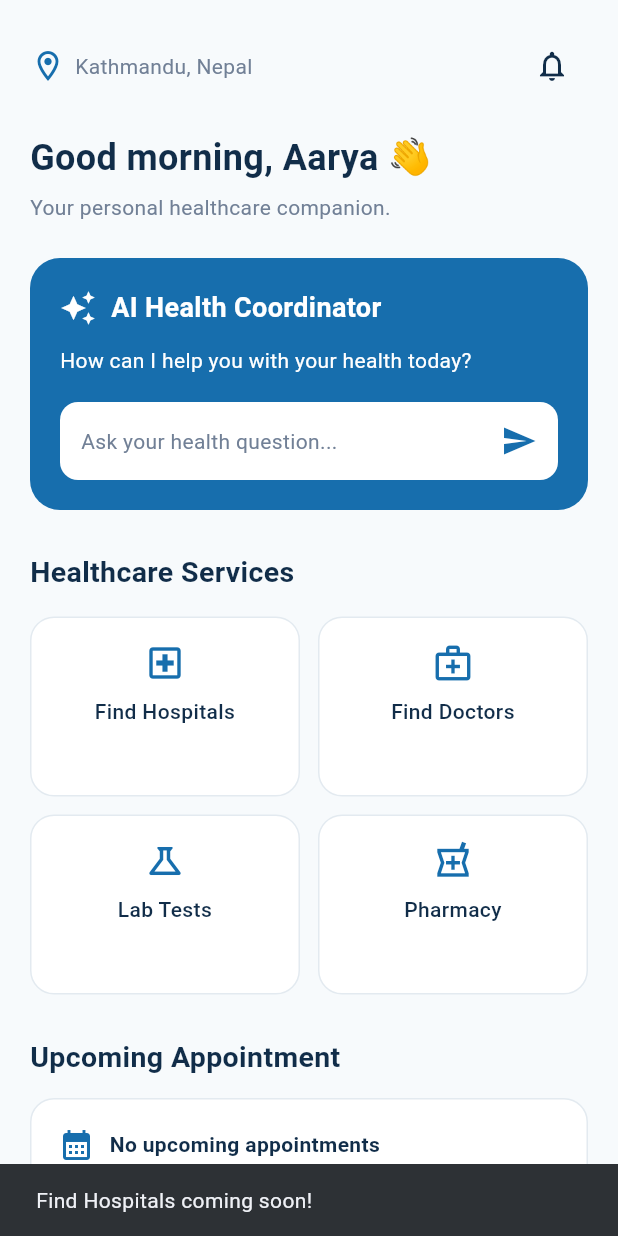
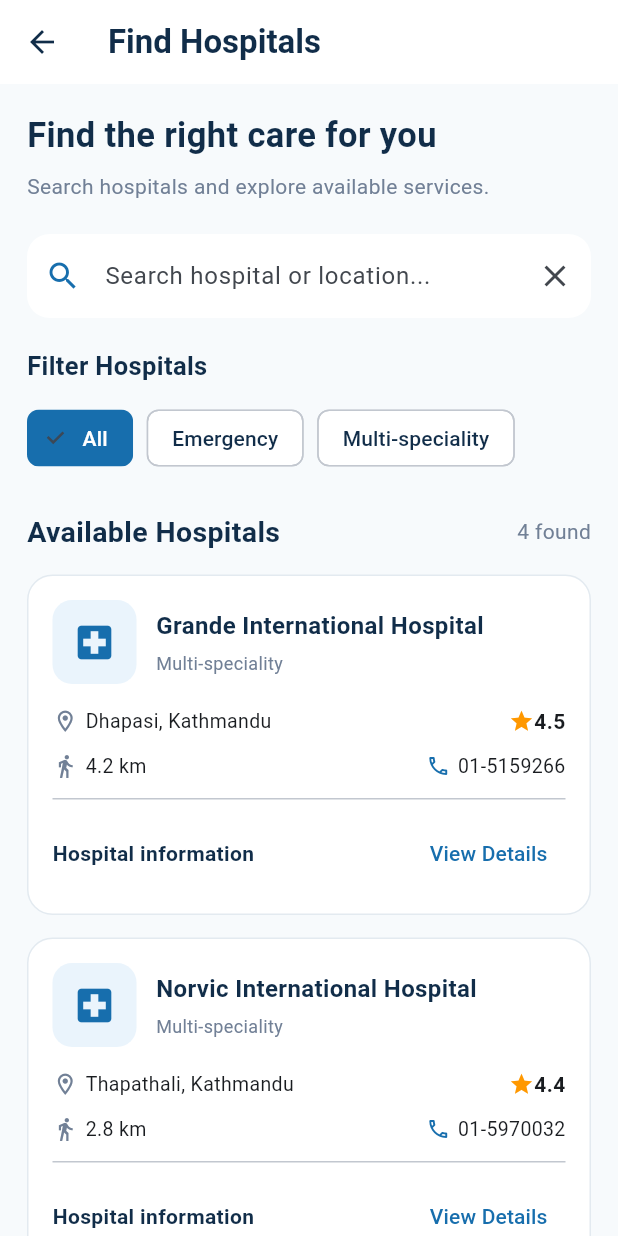
Before and after one commit to anash6162-del/Ai-Health-Navigator, a Flutter app: the HomeContent screen opened directly with empty values, after a tap on "Find Hospitals", on a phone screen of 412 x 824 dp. Run offline on Flutter 3.47's test engine with Material 3 defaults, Android fonts, the phone set to English and light mode, and no system bars.

Commit message:
Added Find Hospitals frontend interface

```diff
--- a/lib/features/home/screens/home_screen.dart
+++ b/lib/features/home/screens/home_screen.dart
@@ -6,6 +6,7 @@ import '../../ai_coordinator/screens/ai_coordinator_screen.dart';
 import '../../discover/screens/discover_screen.dart';
 import '../../notifications/screens/notification_screen.dart';
 import '../../profile/screens/profile_screen.dart';
+import '../../hospitals/screens/hospital_screen.dart';
 
 class HomeScreen extends StatefulWidget {
   const HomeScreen({super.key});
@@ -120,7 +121,18 @@ class HomeContent extends StatelessWidget {
       String title,
       ) {
     return InkWell(
-      onTap: () => showComingSoon(context, title),
+      onTap: () {
+        if (title == 'Find Hospitals') {
+          Navigator.push(
+            context,
+            MaterialPageRoute(
+              builder: (context) => const HospitalScreen(),
+            ),
+          );
+        } else {
+          showComingSoon(context, title);
+        }
+      },
       borderRadius: BorderRadius.circular(16),
       child: Container(
         padding: const EdgeInsets.all(16),
--- /dev/null
+++ b/lib/features/hospitals/screens/hospital_screen.dart
@@ -0,0 +1,550 @@
+
+import 'package:flutter/material.dart';
+import '../../../core/theme/app_colors.dart';
+
+class HospitalScreen extends StatefulWidget {
+  const HospitalScreen({super.key});
+
+  @override
+  State<HospitalScreen> createState() => _HospitalScreenState();
+}
+
+class _HospitalScreenState extends State<HospitalScreen> {
+  final TextEditingController searchController =
+  TextEditingController();
+
+  String searchQuery = '';
+  String selectedFilter = 'All';
+
+  final List<Map<String, dynamic>> hospitals = [
+    {
+      'name': 'Grande International Hospital',
+      'address': 'Dhapasi, Kathmandu',
+      'type': 'Multi-speciality',
+      'distance': '4.2 km',
+      'rating': '4.5',
+      'phone': '01-5159266',
+      'departments': ['Cardiology', 'Neurology', 'Orthopedics'],
+      'emergency': true,
+    },
+    {
+      'name': 'Norvic International Hospital',
+      'address': 'Thapathali, Kathmandu',
+      'type': 'Multi-speciality',
+      'distance': '2.8 km',
+      'rating': '4.4',
+      'phone': '01-5970032',
+      'departments': ['Cardiology', 'General Medicine', 'Surgery'],
+      'emergency': true,
+    },
+    {
+      'name': 'Civil Service Hospital',
+      'address': 'Minbhawan, Kathmandu',
+      'type': 'General Hospital',
+      'distance': '3.5 km',
+      'rating': '4.2',
+      'phone': '01-4107000',
+      'departments': ['General Medicine', 'Pediatrics', 'Surgery'],
+      'emergency': true,
+    },
+    {
+      'name': 'Patan Hospital',
+      'address': 'Lagankhel, Lalitpur',
+      'type': 'General Hospital',
+      'distance': '5.6 km',
+      'rating': '4.6',
+      'phone': '01-5422278',
+      'departments': ['Emergency', 'Pediatrics', 'Gynecology'],
+      'emergency': true,
+    },
+  ];
+
+  List<Map<String, dynamic>> get filteredHospitals {
+    return hospitals.where((hospital) {
+      final matchesSearch =
+          hospital['name'].toString().toLowerCase().contains(
+            searchQuery.toLowerCase(),
+          ) ||
+              hospital['address'].toString().toLowerCase().contains(
+                searchQuery.toLowerCase(),
+              );
+
+      final matchesFilter = selectedFilter == 'All' ||
+          (selectedFilter == 'Emergency' &&
+              hospital['emergency'] == true) ||
+          (selectedFilter == 'Multi-speciality' &&
+              hospital['type'] == 'Multi-speciality');
+
+      return matchesSearch && matchesFilter;
+    }).toList();
+  }
+
+  @override
+  void dispose() {
+    searchController.dispose();
+    super.dispose();
+  }
+
+  @override
+  Widget build(BuildContext context) {
+    return Scaffold(
+      backgroundColor: AppColors.background,
+      appBar: AppBar(
+        backgroundColor: Colors.white,
+        elevation: 0,
+        title: const Text(
+          'Find Hospitals',
+          style: TextStyle(
+            color: AppColors.textPrimary,
+            fontWeight: FontWeight.bold,
+          ),
+        ),
+        iconTheme: const IconThemeData(
+          color: AppColors.textPrimary,
+        ),
+      ),
+      body: SafeArea(
+        child: SingleChildScrollView(
+          padding: const EdgeInsets.all(18),
+          child: Column(
+            crossAxisAlignment: CrossAxisAlignment.start,
+            children: [
+              const Text(
+                'Find the right care for you',
+                style: TextStyle(
+                  fontSize: 23,
+                  fontWeight: FontWeight.bold,
+                  color: AppColors.textPrimary,
+                ),
+              ),
+
+              const SizedBox(height: 7),
+
+              const Text(
+                'Search hospitals and explore available services.',
+                style: TextStyle(
+                  color: AppColors.textSecondary,
+                ),
+              ),
+
+              const SizedBox(height: 22),
+
+              // Search bar
+              TextField(
+                controller: searchController,
+                onChanged: (value) {
+                  setState(() {
+                    searchQuery = value;
+                  });
+                },
+                decoration: InputDecoration(
+                  hintText: 'Search hospital or location...',
+                  prefixIcon: const Icon(
+                    Icons.search,
+                    color: AppColors.primary,
+                  ),
+                  suffixIcon: IconButton(
+                    icon: const Icon(Icons.clear),
+                    onPressed: () {
+                      searchController.clear();
+                      setState(() {
+                        searchQuery = '';
+                      });
+                    },
+                  ),
+                  filled: true,
+                  fillColor: Colors.white,
+                  border: OutlineInputBorder(
+                    borderRadius: BorderRadius.circular(15),
+                    borderSide: BorderSide.none,
+                  ),
+                ),
+              ),
+
+              const SizedBox(height: 20),
+
+              // Filter options
+              const Text(
+                'Filter Hospitals',
+                style: TextStyle(
+                  fontSize: 17,
+                  fontWeight: FontWeight.bold,
+                  color: AppColors.textPrimary,
+                ),
+              ),
+
+              const SizedBox(height: 12),
+
+              Wrap(
+                spacing: 9,
+                children: ['All', 'Emergency', 'Multi-speciality']
+                    .map((filter) {
+                  final isSelected = selectedFilter == filter;
+
+                  return ChoiceChip(
+                    label: Text(filter),
+                    selected: isSelected,
+                    selectedColor: AppColors.primary,
+                    backgroundColor: Colors.white,
+                    labelStyle: TextStyle(
+                      color: isSelected
+                          ? Colors.white
+                          : AppColors.textPrimary,
+                    ),
+                    onSelected: (_) {
+                      setState(() {
+                        selectedFilter = filter;
+                      });
+                    },
+                  );
+                }).toList(),
+              ),
+
+              const SizedBox(height: 25),
+
+              Row(
+                mainAxisAlignment: MainAxisAlignment.spaceBetween,
+                children: [
+                  const Text(
+                    'Available Hospitals',
+                    style: TextStyle(
+                      fontSize: 19,
+                      fontWeight: FontWeight.bold,
+                      color: AppColors.textPrimary,
+                    ),
+                  ),
+                  Text(
+                    '${filteredHospitals.length} found',
+                    style: const TextStyle(
+                      color: AppColors.textSecondary,
+                    ),
+                  ),
+                ],
+              ),
+
+              const SizedBox(height: 15),
+
+              if (filteredHospitals.isEmpty)
+                const Center(
+                  child: Padding(
+                    padding: EdgeInsets.all(30),
+                    child: Column(
+                      children: [
+                        Icon(
+                          Icons.search_off,
+                          size: 50,
+                          color: AppColors.textSecondary,
+                        ),
+                        SizedBox(height: 10),
+                        Text('No hospitals found'),
+                      ],
+                    ),
+                  ),
+                ),
+
+              ...filteredHospitals.map((hospital) {
+                return hospitalCard(hospital);
+              }),
+            ],
+          ),
+        ),
+      ),
+    );
+  }
+
+  Widget hospitalCard(Map<String, dynamic> hospital) {
+    return Container(
+      margin: const EdgeInsets.only(bottom: 15),
+      padding: const EdgeInsets.all(16),
+      decoration: BoxDecoration(
+        color: Colors.white,
+        borderRadius: BorderRadius.circular(17),
+        border: Border.all(color: AppColors.border),
+      ),
+      child: Column(
+        crossAxisAlignment: CrossAxisAlignment.start,
+        children: [
+          Row(
+            children: [
+              Container(
+                padding: const EdgeInsets.all(13),
+                decoration: BoxDecoration(
+                  color: AppColors.lightBlue,
+                  borderRadius: BorderRadius.circular(13),
+                ),
+                child: const Icon(
+                  Icons.local_hospital,
+                  color: AppColors.primary,
+                  size: 30,
+                ),
+              ),
+
+              const SizedBox(width: 13),
+
+              Expanded(
+                child: Column(
+                  crossAxisAlignment: CrossAxisAlignment.start,
+                  children: [
+                    Text(
+                      hospital['name'],
+                      style: const TextStyle(
+                        fontWeight: FontWeight.bold,
+                        fontSize: 16,
+                        color: AppColors.textPrimary,
+                      ),
+                    ),
+                    const SizedBox(height: 5),
+                    Text(
+                      hospital['type'],
+                      style: const TextStyle(
+                        color: AppColors.textSecondary,
+                        fontSize: 12,
+                      ),
+                    ),
+                  ],
+                ),
+              ),
+            ],
+          ),
+
+          const SizedBox(height: 15),
+
+          Row(
+            children: [
+              const Icon(
+                Icons.location_on_outlined,
+                size: 17,
+                color: AppColors.textSecondary,
+              ),
+              const SizedBox(width: 5),
+              Expanded(
+                child: Text(
+                  hospital['address'],
+                  style: const TextStyle(fontSize: 13),
+                ),
+              ),
+              const Icon(
+                Icons.star,
+                color: Colors.orange,
+                size: 17,
+              ),
+              Text(
+                hospital['rating'],
+                style: const TextStyle(
+                  fontWeight: FontWeight.w600,
+                ),
+              ),
+            ],
+          ),
+
+          const SizedBox(height: 10),
+
+          Row(
+            children: [
+              const Icon(
+                Icons.directions_walk,
+                size: 17,
+                color: AppColors.textSecondary,
+              ),
+              const SizedBox(width: 5),
+              Text(
+                hospital['distance'],
+                style: const TextStyle(fontSize: 13),
+              ),
+              const Spacer(),
+              const Icon(
+                Icons.phone_outlined,
+                size: 16,
+                color: AppColors.primary,
+              ),
+              const SizedBox(width: 5),
+              Text(
+                hospital['phone'],
+                style: const TextStyle(fontSize: 13),
+              ),
+            ],
+          ),
+
+          const Divider(height: 25),
+
+          Row(
+            children: [
+              const Expanded(
+                child: Text(
+                  'Hospital information',
+                  style: TextStyle(
+                    fontWeight: FontWeight.w600,
+                    color: AppColors.textPrimary,
+                  ),
+                ),
+              ),
+              TextButton(
+                onPressed: () {
+                  Navigator.push(
+                    context,
+                    MaterialPageRoute(
+                      builder: (_) => HospitalDetailsScreen(
+                        hospital: hospital,
+                      ),
+                    ),
+                  );
+                },
+                child: const Text('View Details'),
+              ),
+            ],
+          ),
+        ],
+      ),
+    );
+  }
+}
+
+// Hospital details screen
+
+class HospitalDetailsScreen extends StatelessWidget {
+  final Map<String, dynamic> hospital;
+
+  const HospitalDetailsScreen({
+    super.key,
+    required this.hospital,
+  });
+
+  @override
+  Widget build(BuildContext context) {
+    final departments =
+    hospital['departments'] as List<String>;
+
+    return Scaffold(
+      backgroundColor: AppColors.background,
+      appBar: AppBar(
+        title: const Text('Hospital Details'),
+        backgroundColor: Colors.white,
+        foregroundColor: AppColors.textPrimary,
+        elevation: 0,
+      ),
+      body: SingleChildScrollView(
+        padding: const EdgeInsets.all(20),
+        child: Column(
+          crossAxisAlignment: CrossAxisAlignment.start,
+          children: [
+            Container(
+              width: double.infinity,
+              padding: const EdgeInsets.all(25),
+              decoration: BoxDecoration(
+                color: AppColors.lightBlue,
+                borderRadius: BorderRadius.circular(18),
+              ),
+              child: const Icon(
+                Icons.local_hospital,
+                color: AppColors.primary,
+                size: 65,
+              ),
+            ),
+
+            const SizedBox(height: 22),
+
+            Text(
+              hospital['name'],
+              style: const TextStyle(
+                fontSize: 23,
+                fontWeight: FontWeight.bold,
+                color: AppColors.textPrimary,
+              ),
+            ),
+
+            const SizedBox(height: 12),
+
+            detailRow(
+              Icons.location_on,
+              hospital['address'],
+            ),
+
+            detailRow(
+              Icons.phone,
+              hospital['phone'],
+            ),
+
+            detailRow(
+              Icons.star,
+              '${hospital['rating']} Rating',
+            ),
+
+            detailRow(
+              Icons.directions_walk,
+              hospital['distance'],
+            ),
+
+            const SizedBox(height: 25),
+
+            const Text(
+              'Available Departments',
+              style: TextStyle(
+                fontSize: 19,
+                fontWeight: FontWeight.bold,
+                color: AppColors.textPrimary,
+              ),
+            ),
+
+            const SizedBox(height: 15),
+
+            ...departments.map((department) {
+              return Card(
+                color: Colors.white,
+                elevation: 0,
+                margin: const EdgeInsets.only(bottom: 10),
+                child: ListTile(
+                  leading: const Icon(
+                    Icons.medical_services_outlined,
+                    color: AppColors.primary,
+                  ),
+                  title: Text(department),
+                  trailing: const Icon(
+                    Icons.arrow_forward_ios,
+                    size: 15,
+                  ),
+                ),
+              );
+            }),
+
+            const SizedBox(height: 20),
+
+            SizedBox(
+              width: double.infinity,
+              child: ElevatedButton.icon(
+                onPressed: () {
+                  ScaffoldMessenger.of(context).showSnackBar(
+                    const SnackBar(
+                      content: Text(
+                        'Map integration will be added next.',
+                      ),
+                    ),
+                  );
+                },
+                icon: const Icon(Icons.map),
+                label: const Text('View on Map'),
+                style: ElevatedButton.styleFrom(
+                  backgroundColor: AppColors.primary,
+                  foregroundColor: Colors.white,
+                  padding: const EdgeInsets.all(15),
+                ),
+              ),
+            ),
+          ],
+        ),
+      ),
+    );
+  }
+
+  Widget detailRow(IconData icon, String value) {
+    return Padding(
+      padding: const EdgeInsets.symmetric(vertical: 9),
+      child: Row(
+        children: [
+          Icon(icon, color: AppColors.primary),
+          const SizedBox(width: 12),
+          Expanded(child: Text(value)),
+        ],
+      ),
+    );
+  }
+}
```
